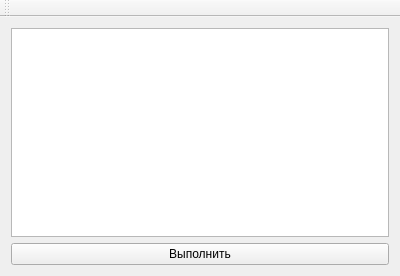
the-lans/NeuroRepository, file NeuroProject-2/mainwindow.ui: the form before one commit.
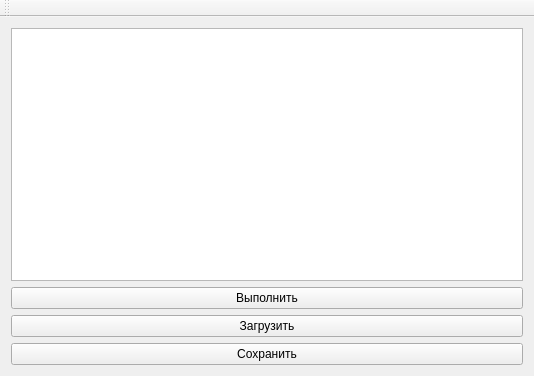
The form after the commit.

Patch:
```diff
--- a/NeuroProject-2/mainwindow.ui
+++ b/NeuroProject-2/mainwindow.ui
@@ -6,8 +6,8 @@
    <rect>
     <x>0</x>
     <y>0</y>
-    <width>400</width>
-    <height>276</height>
+    <width>534</width>
+    <height>376</height>
    </rect>
   </property>
   <property name="windowTitle">
@@ -44,15 +44,38 @@
         <height>16777215</height>
        </size>
       </property>
+      <property name="tabStopWidth">
+       <number>80</number>
+      </property>
      </widget>
     </item>
     <item>
      <widget class="QPushButton" name="pushButton">
+      <property name="enabled">
+       <bool>true</bool>
+      </property>
+      <property name="layoutDirection">
+       <enum>Qt::LeftToRight</enum>
+      </property>
       <property name="text">
        <string>Выполнить</string>
       </property>
      </widget>
     </item>
+    <item>
+     <widget class="QPushButton" name="pushButton_load">
+      <property name="text">
+       <string>Загрузить</string>
+      </property>
+     </widget>
+    </item>
+    <item>
+     <widget class="QPushButton" name="pushButton_save">
+      <property name="text">
+       <string>Сохранить</string>
+      </property>
+     </widget>
+    </item>
    </layout>
   </widget>
   <widget class="QMenuBar" name="menuBar">
```
Left out of the diff: 4 changed lines with no effect on the pictures.
